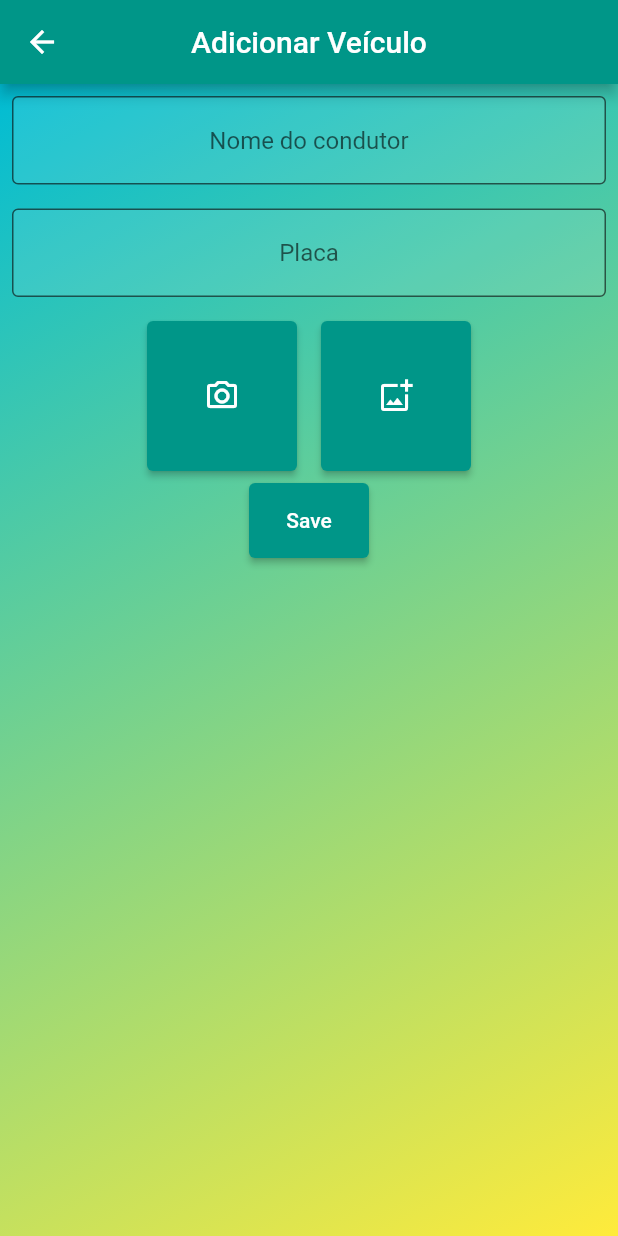
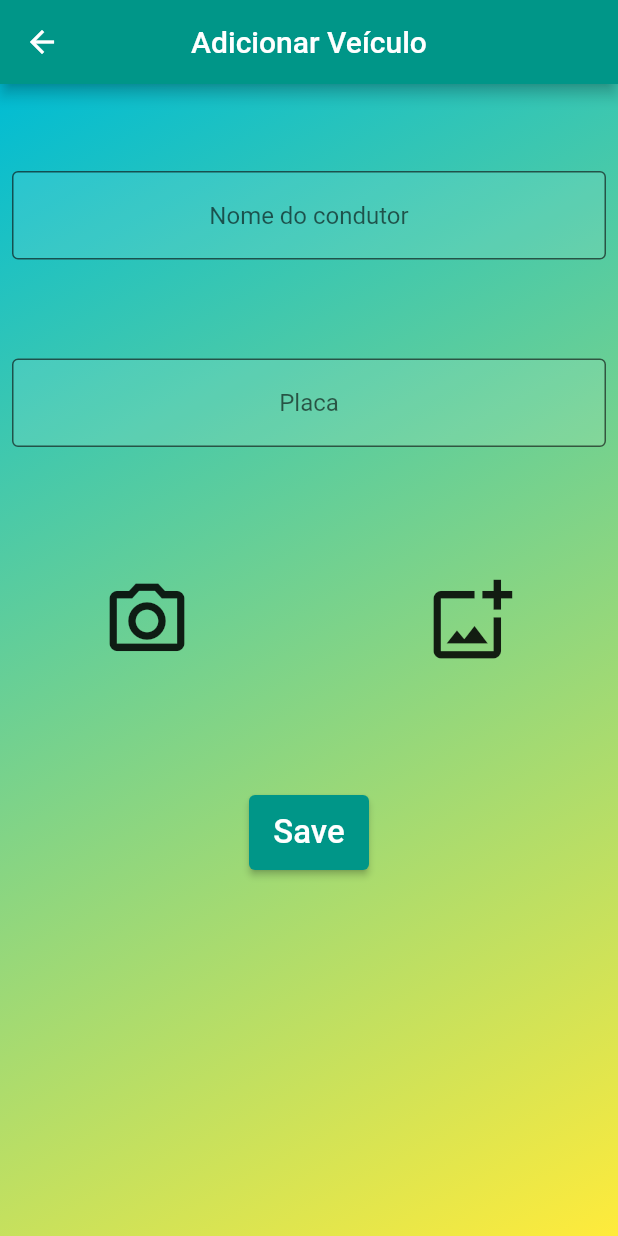
Before and after one commit to joaomiguelmarchi/Projeto-Final, a Flutter app: the EnterScreen screen opened by its route, on a phone screen of 412 x 824 dp. Run offline on Flutter 3.47's test engine with Material 2 defaults, Android fonts, the phone set to English and light mode, and no system bars; our stand-ins replace image_picker, shared_preferences, sqflite; accounts and stored records are empty.

Commit message:
Commit Lince

```diff
--- a/lib/components/cars.dart
+++ b/lib/components/cars.dart
@@ -29,6 +29,7 @@ class _CarsState extends State<Cars> {
 
   @override
   Widget build(BuildContext context) {
+    final state = Provider.of<ProviderTry>(context);
     return Padding(
       padding: const EdgeInsets.all(8.0),
       child: Container(
@@ -86,8 +87,7 @@ class _CarsState extends State<Cars> {
                       endRange=end:
                       endRange=widget.endDate!;
 
-                  Provider.of<ProviderTry>(context, listen: false).removeCar(
-                      widget.index!);
+                  Provider.of<ProviderTry>(context, listen: false).removeCar(widget.index!);
 
                   Provider.of<ProviderTry>(context, listen: false).addRegister(
                     widget.ownername,
--- a/lib/screens/enter_screen.dart
+++ b/lib/screens/enter_screen.dart
@@ -43,6 +43,10 @@ class _EnterScreenState extends State<EnterScreen> {
             Column(
               mainAxisAlignment: MainAxisAlignment.spaceBetween,
               children: [
+                const SizedBox(
+                  width: 50,
+                  height: 50,
+                ),
                 Padding(
                   padding: const EdgeInsets.all(8.0),
                   child: TextFormField(
@@ -62,6 +66,10 @@ class _EnterScreenState extends State<EnterScreen> {
                       filled: true,
                     ),
                   ),
+                ),
+                const SizedBox(
+                  width: 50,
+                  height: 50,
                 ),
                 Padding(
                   padding: const EdgeInsets.all(8.0),
@@ -83,6 +91,10 @@ class _EnterScreenState extends State<EnterScreen> {
                     ),
                   ),
                 ),
+                const SizedBox(
+                  width: 50,
+                  height: 50,
+                ),
                 (image == null)
                     ? Row(
                         mainAxisAlignment: MainAxisAlignment.center,
@@ -92,26 +104,33 @@ class _EnterScreenState extends State<EnterScreen> {
                             child: SizedBox(
                               height: 100,
                               width: 100,
-                                child: ElevatedButton(
+                              child: IconButton(
                                 onPressed: () {
                                   pegarImagemCamera();
                                 },
-                                  child: const Icon(
-                                    Icons.photo_camera_outlined,),
+                                icon: const Icon(
+                                  Icons.photo_camera_outlined,
+                                  size: 60,
                                 ),
                               ),
+                            ),
+                          ),
+                          const SizedBox(
+                            width: 100,
+                            height: 100,
                           ),
                           Padding(
                             padding: const EdgeInsets.all(8.0),
                             child: SizedBox(
                               height: 100,
                               width: 100,
-                                child: ElevatedButton(
+                              child: IconButton(
                                 onPressed: () {
                                   pegarImagemGaleria();
                                 },
-                                  child: const Icon(
+                                icon: const Icon(
                                   Icons.add_photo_alternate_outlined,
+                                  size: 60,
                                 ),
                               ),
                             ),
@@ -121,18 +140,19 @@ class _EnterScreenState extends State<EnterScreen> {
                     : Padding(
                         padding: const EdgeInsets.all(16.0),
                         child: SizedBox(
-                            width: 200,
-                            height: 250,
-                            child: Image.file(
-                              image!)
+                            width: 200, height: 250, child: Image.file(image!)),
                       ),
+                const SizedBox(
+                  width: 50,
+                  height: 50,
                 ),
-                SizedBox(
+                Padding(
+                  padding: const EdgeInsets.all(8.0),
+                  child: SizedBox(
                     width: 80,
                     height: 50,
                     child: ElevatedButton(
                       onPressed: () {
-
                         int index1 =
                             Provider.of<ProviderTry>(context, listen: false)
                                 .index;
@@ -142,11 +162,14 @@ class _EnterScreenState extends State<EnterScreen> {
                                 Provider.of<ProviderTry>(context, listen: false)
                                     .listacars
                                     .length) {
-                        Provider.of<ProviderTry>(context, listen: false).addCar(
+                          Provider.of<ProviderTry>(context, listen: false)
+                              .addCar(
                             nomecontroller.text,
                             placacontroller.text,
                             image!,
-                          DateFormat('yyyy-MM-dd KK:mm:ss a').format(DateTime.now()).toString(),
+                            DateFormat('yyyy-MM-dd KK:mm:ss a')
+                                .format(DateTime.now())
+                                .toString(),
                             index1,
                           );
                           Provider.of<ProviderTry>(context, listen: false)
@@ -155,12 +178,14 @@ class _EnterScreenState extends State<EnterScreen> {
                           print(index1);
                         }
                       },
-                    child: const Text('Save'),
+                      child: const Text('Save', style: TextStyle(fontSize: 22),),
+                    ),
                   ),
                 ),
               ],
             ),
-          ]),
+           ]
+          ),
         ),
       ),
     );
```
Also changed, not shown: lib/data/CRUD.dart (+24 -24 lines), lib/data/provider_try.dart (+40 -15 lines), lib/screens/car_screen.dart (+15 -3 lines), lib/screens/empty_screen.dart (deleted, +0 -40 lines), lib/screens/initial_screen.dart (+14 -4 lines), lib/screens/screen1.1.dart (+28 -20 lines), lib/screens/screen1.dart (+9 -9 lines), pubspec.lock. Lines whose indentation alone changed are shown as unchanged.
